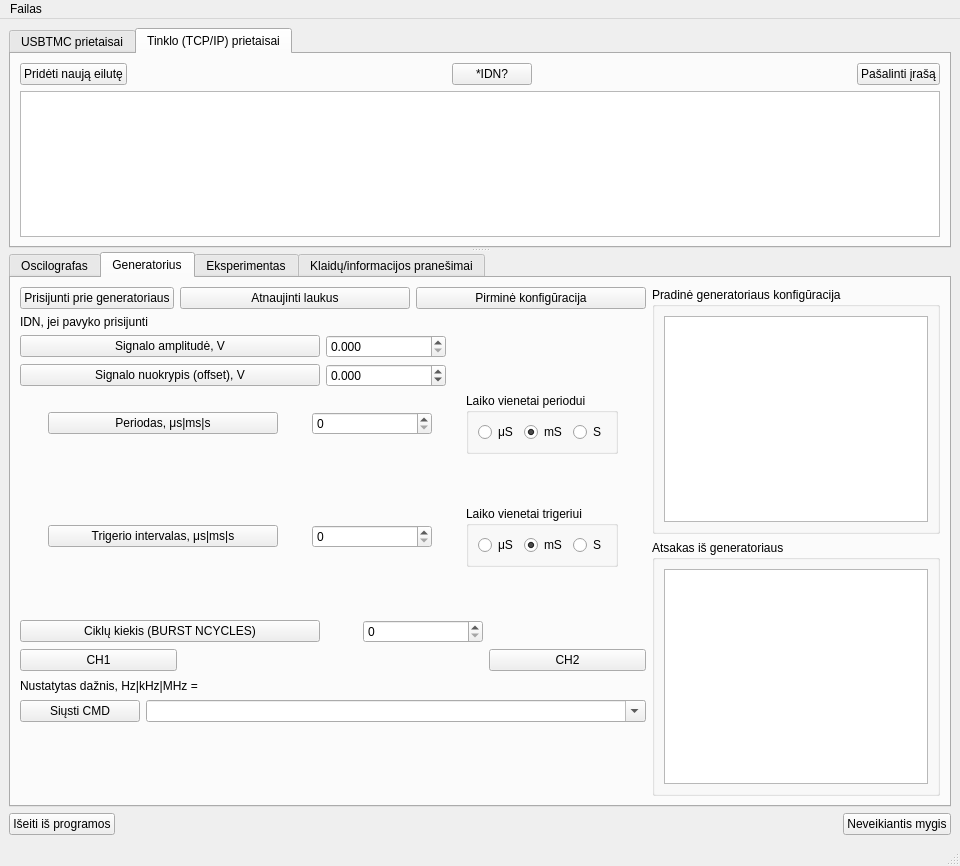
The window that UIfiles/GUIThread.ui (userIsTaken/TryUSB) describes before a commit, drawn with Qt 5.
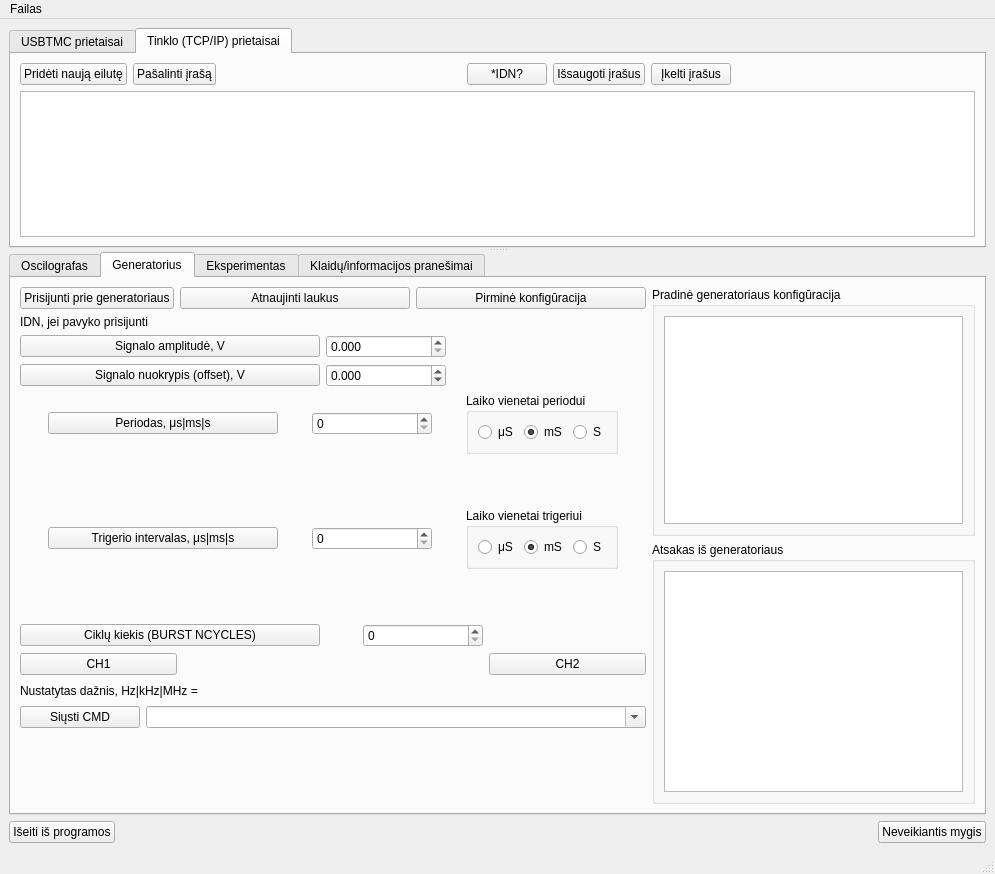
The same window after the commit. The open tabs and pages were chosen to show the change. Icons and pictures are not drawn. Custom widgets are drawn as their Qt base class.

Patch:
```diff
--- a/UIfiles/GUIThread.ui
+++ b/UIfiles/GUIThread.ui
@@ -6,8 +6,8 @@
    <rect>
     <x>0</x>
     <y>0</y>
-    <width>960</width>
-    <height>866</height>
+    <width>995</width>
+    <height>874</height>
    </rect>
   </property>
   <property name="windowTitle">
@@ -249,6 +249,13 @@
              </property>
             </widget>
            </item>
+           <item>
+            <widget class="QPushButton" name="removeSelectedRowButton">
+             <property name="text">
+              <string>Pašalinti įrašą</string>
+             </property>
+            </widget>
+           </item>
            <item>
             <spacer name="horizontalSpacer_6">
              <property name="orientation">
@@ -269,6 +276,20 @@
              </property>
             </widget>
            </item>
+           <item>
+            <widget class="QPushButton" name="saveEntriesButton">
+             <property name="text">
+              <string>Išsaugoti įrašus</string>
+             </property>
+            </widget>
+           </item>
+           <item>
+            <widget class="QPushButton" name="loadEntriesButton">
+             <property name="text">
+              <string>Įkelti įrašus</string>
+             </property>
+            </widget>
+           </item>
            <item>
             <spacer name="horizontalSpacer_7">
              <property name="orientation">
@@ -282,13 +303,6 @@
              </property>
             </spacer>
            </item>
-           <item>
-            <widget class="QPushButton" name="removeSelectedRowButton">
-             <property name="text">
-              <string>Pašalinti įrašą</string>
-             </property>
-            </widget>
-           </item>
           </layout>
          </item>
          <item row="1" column="0">
@@ -1097,8 +1111,8 @@
     <rect>
      <x>0</x>
      <y>0</y>
-     <width>960</width>
-     <height>30</height>
+     <width>995</width>
+     <height>28</height>
     </rect>
    </property>
    <widget class="QMenu" name="menuFailas">
```
Left out of the diff: 2 changed lines with no effect on the pictures.
